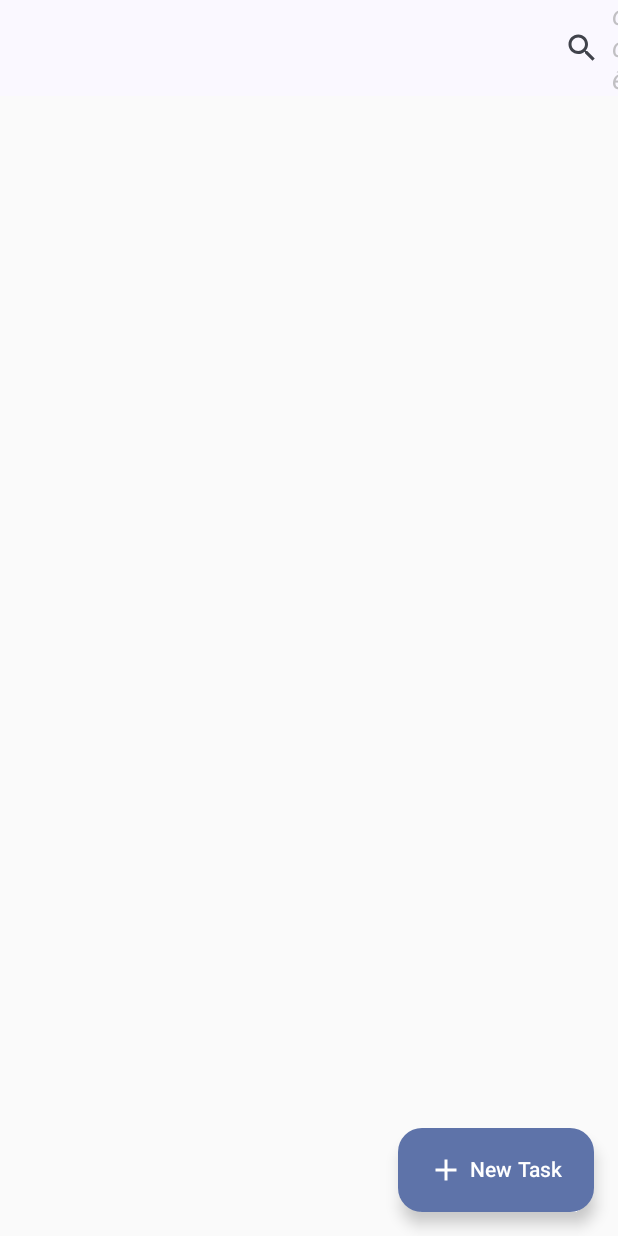
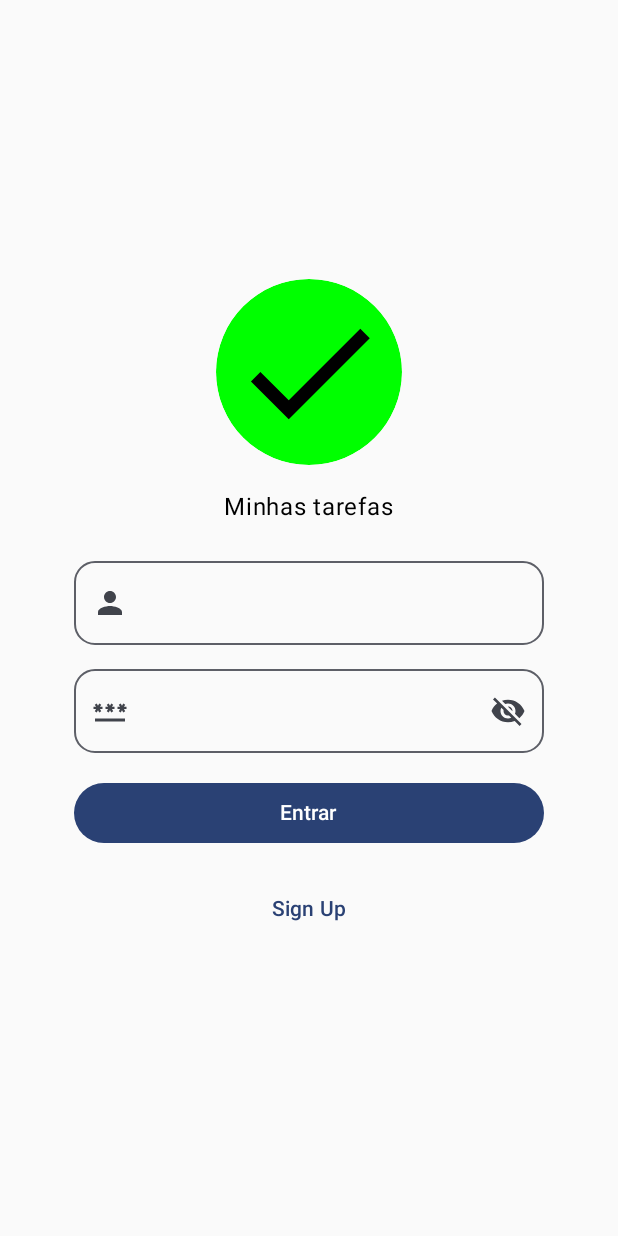
Before and after one commit to alexfelipe/minhas-tarefas, an Android app built with Jetpack Compose: the screen it shows after launch (MainActivity), on a phone screen of 412 x 824 dp. Run offline under Robolectric (Android 15) with nearby library versions, the phone set to English and light mode, and no system bars; our stand-ins replace Room's generated code.

Commit message:
adding auth flow

```diff
--- a/app/build.gradle.kts
+++ b/app/build.gradle.kts
@@ -53,6 +53,7 @@
 }
 
 dependencies {
+    implementation(libs.androidx.material.icons.extended)
     implementation(libs.androidx.room.runtime)
     ksp(libs.androidx.room.compiler)
     implementation(libs.androidx.room.ktx)
--- a/app/src/main/AndroidManifest.xml
+++ b/app/src/main/AndroidManifest.xml
@@ -16,7 +16,8 @@
         <activity
             android:name=".MainActivity"
             android:exported="true"
-            android:theme="@style/Theme.MinhasTarefas">
+            android:theme="@style/Theme.MinhasTarefas"
+            android:windowSoftInputMode="adjustResize|stateAlwaysVisible">
             <intent-filter>
                 <action android:name="android.intent.action.MAIN" />
 
--- a/app/src/main/java/br/com/alexf/minhastarefas/MainActivity.kt
+++ b/app/src/main/java/br/com/alexf/minhastarefas/MainActivity.kt
@@ -1,19 +1,27 @@
 package br.com.alexf.minhastarefas
 
 import android.os.Bundle
+import android.util.Log
 import androidx.activity.ComponentActivity
 import androidx.activity.compose.setContent
-import androidx.navigation.NavHostController
 import androidx.navigation.compose.NavHost
 import androidx.navigation.compose.rememberNavController
-import br.com.alexf.minhastarefas.models.Task
+import br.com.alexf.minhastarefas.ui.navigation.authGraphRoute
+import br.com.alexf.minhastarefas.ui.navigation.authenticationGraph
+import br.com.alexf.minhastarefas.ui.navigation.homeGraph
+import br.com.alexf.minhastarefas.ui.navigation.homeGraphRoute
+import br.com.alexf.minhastarefas.ui.navigation.navigateToAuth
 import br.com.alexf.minhastarefas.ui.navigation.navigateToEditTaskForm
+import br.com.alexf.minhastarefas.ui.navigation.navigateToHomeGraph
 import br.com.alexf.minhastarefas.ui.navigation.navigateToNewTaskForm
-import br.com.alexf.minhastarefas.ui.navigation.taskFormScreen
-import br.com.alexf.minhastarefas.ui.navigation.tasksListScreen
+import br.com.alexf.minhastarefas.ui.navigation.navigateToSignIn
+import br.com.alexf.minhastarefas.ui.navigation.navigateToSignUp
+import br.com.alexf.minhastarefas.ui.navigation.tasksListRoute
 import br.com.alexf.minhastarefas.ui.theme.MinhasTarefasTheme
 import org.koin.androidx.compose.KoinAndroidContext
 import org.koin.core.annotation.KoinExperimentalAPI
+
+var isUserAuthenticated = false
 
 class MainActivity : ComponentActivity() {
     @OptIn(KoinExperimentalAPI::class)
@@ -25,23 +33,36 @@
                 KoinAndroidContext {
                     NavHost(
                         navController = navController,
-                        startDestination = "tasksList"
+                        startDestination = homeGraphRoute
                     ) {
-                        tasksListScreen(
+                        authenticationGraph(
+                            onNavigateToSignIn = {
+                                navController.navigateToSignIn()
+                            },
+                            onNavigateToSignUp = {
+                                navController.navigateToSignUp()
+                            },
+                            onNavigateToHome = {
+                                navController.navigateToHomeGraph()
+                            }
+                        )
+                        homeGraph(
                             onNavigateToNewTaskForm = {
                                 navController.navigateToNewTaskForm()
                             },
                             onNavigateToEditTaskForm = { task ->
                                 navController.navigateToEditTaskForm(task)
+                            },
+                            onNavigateToAuthentication = {
+                                navController.navigateToAuth()
+                            },
+                            onPopBackStack = {
+                                navController.popBackStack()
                             }
                         )
-                        taskFormScreen(onPopBackStack = {
-                            navController.popBackStack()
-                        })
                     }
                 }
             }
         }
     }
-
 }
--- a/app/src/main/java/br/com/alexf/minhastarefas/di/KoinModules.kt
+++ b/app/src/main/java/br/com/alexf/minhastarefas/di/KoinModules.kt
@@ -3,6 +3,9 @@
 import androidx.room.Room
 import br.com.alexf.minhastarefas.database.MinhasTarefasDatabase
 import br.com.alexf.minhastarefas.repositories.TasksRepository
+import br.com.alexf.minhastarefas.repositories.UsersRepository
+import br.com.alexf.minhastarefas.ui.viewmodels.SignInViewModel
+import br.com.alexf.minhastarefas.ui.viewmodels.SignUpViewModel
 import br.com.alexf.minhastarefas.ui.viewmodels.TaskFormViewModel
 import br.com.alexf.minhastarefas.ui.viewmodels.TasksListViewModel
 import org.koin.android.ext.koin.androidContext
@@ -13,10 +16,13 @@
 val appModule = module {
     viewModelOf(::TaskFormViewModel)
     viewModelOf(::TasksListViewModel)
+    viewModelOf(::SignInViewModel)
+    viewModelOf(::SignUpViewModel)
 }
 
 val storageModule = module {
     singleOf(::TasksRepository)
+    singleOf(::UsersRepository)
     single {
         Room.databaseBuilder(
             androidContext(),
--- /dev/null
+++ b/app/src/main/java/br/com/alexf/minhastarefas/repositories/UsersRepository.kt
@@ -0,0 +1,11 @@
+package br.com.alexf.minhastarefas.repositories
+
+import kotlinx.coroutines.flow.flow
+
+class UsersRepository {
+
+    fun authenticate(user: String, password: String): Boolean {
+        return true
+    }
+
+}
--- /dev/null
+++ b/app/src/main/java/br/com/alexf/minhastarefas/ui/navigation/AuthenticationGraphNavigation.kt
@@ -0,0 +1,38 @@
+package br.com.alexf.minhastarefas.ui.navigation
+
+import androidx.navigation.NavController
+import androidx.navigation.NavGraphBuilder
+import androidx.navigation.navOptions
+import androidx.navigation.navigation
+
+const val authGraphRoute = "authentication"
+
+fun NavGraphBuilder.authenticationGraph(
+    onNavigateToSignIn: () -> Unit,
+    onNavigateToSignUp: () -> Unit,
+    onNavigateToHome: () -> Unit
+) {
+    navigation(
+        startDestination = signInRoute,
+        route = authGraphRoute,
+    ) {
+        signInScreen(
+            onNavigateToHome = onNavigateToHome,
+            onNavigateToSignIn = onNavigateToSignUp
+        )
+        signUpScreen(
+            onNavigationToSignIn = onNavigateToSignIn
+        )
+    }
+}
+
+fun NavController.navigateToAuth() {
+    navigate(
+        authGraphRoute,
+        navOptions = navOptions {
+            popUpTo(authGraphRoute) {
+                inclusive = true
+            }
+        }
+    )
+}
--- /dev/null
+++ b/app/src/main/java/br/com/alexf/minhastarefas/ui/navigation/HomeGraphNavigation.kt
@@ -0,0 +1,31 @@
+package br.com.alexf.minhastarefas.ui.navigation
+
+import androidx.navigation.NavGraphBuilder
+import androidx.navigation.NavHostController
+import androidx.navigation.navigation
+import br.com.alexf.minhastarefas.models.Task
+
+const val homeGraphRoute = "home"
+
+fun NavGraphBuilder.homeGraph(
+    onNavigateToNewTaskForm: () -> Unit,
+    onNavigateToEditTaskForm: (Task) -> Unit,
+    onNavigateToAuthentication: () -> Unit,
+    onPopBackStack: () -> Unit
+) {
+    navigation(
+        startDestination = tasksListRoute,
+        route = homeGraphRoute
+    ) {
+        tasksListScreen(
+            onNavigateToNewTaskForm = onNavigateToNewTaskForm,
+            onNavigateToEditTaskForm = onNavigateToEditTaskForm,
+            onNavigateToAuthentication = onNavigateToAuthentication
+        )
+        taskFormScreen(onPopBackStack = onPopBackStack)
+    }
+}
+
+fun NavHostController.navigateToHomeGraph() {
+    navigate(homeGraphRoute)
+}
--- /dev/null
+++ b/app/src/main/java/br/com/alexf/minhastarefas/ui/navigation/SignInNavigation.kt
@@ -0,0 +1,46 @@
+package br.com.alexf.minhastarefas.ui.navigation
+
+import androidx.compose.runtime.LaunchedEffect
+import androidx.compose.runtime.collectAsState
+import androidx.compose.runtime.getValue
+import androidx.navigation.NavGraphBuilder
+import androidx.navigation.NavHostController
+import androidx.navigation.compose.composable
+import br.com.alexf.minhastarefas.isUserAuthenticated
+import br.com.alexf.minhastarefas.ui.screens.SignInScreen
+import br.com.alexf.minhastarefas.ui.viewmodels.SignInViewModel
+import org.koin.androidx.compose.koinViewModel
+
+const val signInRoute: String = "signIn"
+
+fun NavGraphBuilder.signInScreen(
+    onNavigateToHome: () -> Unit,
+    onNavigateToSignIn: () -> Unit
+) {
+    composable(signInRoute) {
+        val viewModel = koinViewModel<SignInViewModel>()
+        val uiState by viewModel.uiState.collectAsState()
+        LaunchedEffect(uiState.isAuthenticated) {
+            isUserAuthenticated = uiState.isAuthenticated
+            if (uiState.isAuthenticated) {
+                onNavigateToHome()
+            }
+        }
+        SignInScreen(
+            uiState = uiState,
+            onSignInClick = {
+                viewModel.authenticate()
+            },
+            onSignUpClick = onNavigateToSignIn
+        )
+    }
+
+}
+
+fun NavHostController.navigateToSignIn() {
+    navigate(signInRoute) {
+        popUpTo(signInRoute) {
+            inclusive = false
+        }
+    }
+}
--- /dev/null
+++ b/app/src/main/java/br/com/alexf/minhastarefas/ui/navigation/SignUpNavigation.kt
@@ -0,0 +1,33 @@
+package br.com.alexf.minhastarefas.ui.navigation
+
+import androidx.compose.runtime.collectAsState
+import androidx.compose.runtime.getValue
+import androidx.navigation.NavGraphBuilder
+import androidx.navigation.NavHostController
+import androidx.navigation.compose.composable
+import br.com.alexf.minhastarefas.ui.screens.SignUpScreen
+import br.com.alexf.minhastarefas.ui.states.SignUpUiState
+import br.com.alexf.minhastarefas.ui.viewmodels.SignUpViewModel
+import org.koin.androidx.compose.koinViewModel
+
+const val signUpRoute = "signUp"
+
+
+fun NavGraphBuilder.signUpScreen(
+    onNavigationToSignIn: () -> Unit
+){
+    composable(signUpRoute){
+        val viewModel = koinViewModel<SignUpViewModel>()
+        val uiState by viewModel.uiState.collectAsState()
+        SignUpScreen(
+            uiState = uiState,
+            onSignUpClick = {
+                onNavigationToSignIn()
+            }
+        )
+    }
+}
+
+fun NavHostController.navigateToSignUp() {
+    navigate(signUpRoute)
+}
--- a/app/src/main/java/br/com/alexf/minhastarefas/ui/navigation/TaskListNavigation.kt
+++ b/app/src/main/java/br/com/alexf/minhastarefas/ui/navigation/TaskListNavigation.kt
@@ -1,9 +1,11 @@
 package br.com.alexf.minhastarefas.ui.navigation
 
+import androidx.compose.runtime.LaunchedEffect
 import androidx.compose.runtime.collectAsState
 import androidx.compose.runtime.getValue
 import androidx.navigation.NavGraphBuilder
 import androidx.navigation.compose.composable
+import br.com.alexf.minhastarefas.isUserAuthenticated
 import br.com.alexf.minhastarefas.models.Task
 import br.com.alexf.minhastarefas.ui.screens.TasksListScreen
 import br.com.alexf.minhastarefas.ui.states.TasksListUiState
@@ -14,16 +16,23 @@
 
 fun NavGraphBuilder.tasksListScreen(
     onNavigateToNewTaskForm: () -> Unit,
-    onNavigateToEditTaskForm: (Task) -> Unit
+    onNavigateToEditTaskForm: (Task) -> Unit,
+    onNavigateToAuthentication: () -> Unit
 ) {
     composable(tasksListRoute) {
         val viewModel = koinViewModel<TasksListViewModel>()
         val uiState by viewModel.uiState
             .collectAsState(TasksListUiState())
-        TasksListScreen(
-            uiState = uiState,
-            onNewTaskClick = onNavigateToNewTaskForm,
-            onTaskClick = onNavigateToEditTaskForm
-        )
+        if(isUserAuthenticated){
+            TasksListScreen(
+                uiState = uiState,
+                onNewTaskClick = onNavigateToNewTaskForm,
+                onTaskClick = onNavigateToEditTaskForm
+            )
+        } else {
+            LaunchedEffect(null) {
+                onNavigateToAuthentication()
+            }
+        }
     }
 }
--- /dev/null
+++ b/app/src/main/java/br/com/alexf/minhastarefas/ui/screens/AuthScreen.kt
@@ -0,0 +1,142 @@
+package br.com.alexf.minhastarefas.ui.screens
+
+import androidx.compose.foundation.background
+import androidx.compose.foundation.clickable
+import androidx.compose.foundation.layout.Arrangement
+import androidx.compose.foundation.layout.Column
+import androidx.compose.foundation.layout.Spacer
+import androidx.compose.foundation.layout.fillMaxSize
+import androidx.compose.foundation.layout.fillMaxWidth
+import androidx.compose.foundation.layout.padding
+import androidx.compose.foundation.layout.size
+import androidx.compose.foundation.rememberScrollState
+import androidx.compose.foundation.shape.CircleShape
+import androidx.compose.foundation.shape.RoundedCornerShape
+import androidx.compose.foundation.verticalScroll
+import androidx.compose.material.icons.Icons
+import androidx.compose.material.icons.filled.Done
+import androidx.compose.material.icons.filled.Password
+import androidx.compose.material.icons.filled.Person
+import androidx.compose.material.icons.filled.Visibility
+import androidx.compose.material.icons.filled.VisibilityOff
+import androidx.compose.material3.Button
+import androidx.compose.material3.Icon
+import androidx.compose.material3.LocalContentColor
+import androidx.compose.material3.OutlinedTextField
+import androidx.compose.material3.Text
+import androidx.compose.material3.TextButton
+import androidx.compose.runtime.Composable
+import androidx.compose.ui.Alignment
+import androidx.compose.ui.Modifier
+import androidx.compose.ui.draw.clip
+import androidx.compose.ui.graphics.Color
+import androidx.compose.ui.text.input.PasswordVisualTransformation
+import androidx.compose.ui.tooling.preview.Preview
+import androidx.compose.ui.unit.dp
+import br.com.alexf.minhastarefas.ui.states.SignInUiState
+import br.com.alexf.minhastarefas.ui.theme.MinhasTarefasTheme
+
+@Composable
+fun SignInScreen(
+    uiState: SignInUiState,
+    modifier: Modifier = Modifier,
+    onSignInClick: () -> Unit,
+    onSignUpClick: () -> Unit,
+) {
+    Column(
+        modifier
+            .fillMaxSize()
+            .verticalScroll(rememberScrollState()),
+        horizontalAlignment = Alignment.CenterHorizontally,
+        verticalArrangement = Arrangement.Center
+    ) {
+        Icon(
+            Icons.Filled.Done,
+            contentDescription = "Ícone minhas tarefas",
+            Modifier
+                .clip(CircleShape)
+                .size(124.dp)
+                .background(Color.Green, CircleShape)
+                .padding(8.dp),
+            tint = LocalContentColor.current
+        )
+        Spacer(modifier = Modifier.size(16.dp))
+        Text(text = "Minhas tarefas")
+        Spacer(modifier = Modifier.size(16.dp))
+        val textFieldModifier = Modifier
+            .fillMaxWidth(0.8f)
+            .padding(8.dp)
+        OutlinedTextField(
+            value = uiState.user,
+            onValueChange = uiState.onUserChange,
+            textFieldModifier,
+            shape = RoundedCornerShape(25),
+            leadingIcon = {
+                Icon(
+                    Icons.Filled.Person,
+                    contentDescription = "ícone de usuário"
+                )
+            }
+        )
+        OutlinedTextField(
+            value = uiState.password,
+            onValueChange = uiState.onPasswordChange,
+            textFieldModifier,
+            shape = RoundedCornerShape(25),
+            leadingIcon = {
+                Icon(
+                    Icons.Filled.Password,
+                    contentDescription = "ícone de usuário"
+                )
+            },
+            trailingIcon = {
+                when (uiState.isShowPassword) {
+                    true -> Icon(
+                        Icons.Filled.Visibility,
+                        contentDescription = "ícone de visível",
+                        Modifier.clickable {
+                            uiState.hidePassword()
+                        }
+                    )
+
+                    else -> Icon(
+                        Icons.Filled.VisibilityOff,
+                        contentDescription = "ícone de não visível",
+                        Modifier.clickable {
+                            uiState.hidePassword()
+                        }
+                    )
+                }
+            },
+            visualTransformation = PasswordVisualTransformation()
+        )
+        Button(
+            onClick = onSignInClick,
+            Modifier
+                .fillMaxWidth(0.8f)
+                .padding(8.dp)
+        ) {
+            Text(text = "Entrar")
+        }
+        TextButton(
+            onClick = onSignUpClick,
+            Modifier
+                .fillMaxWidth(0.8f)
+                .padding(8.dp)
+        ) {
+            Text(text = "Sign Up")
+        }
+    }
+}
+
+@Preview(showBackground = true)
+@Composable
+fun SignInScreenPreview() {
+    MinhasTarefasTheme {
+        SignInScreen(
+            uiState = SignInUiState(),
+            onSignInClick = {},
+            onSignUpClick = {}
+        )
+    }
+}
--- /dev/null
+++ b/app/src/main/java/br/com/alexf/minhastarefas/ui/states/SignInUiState.kt
@@ -0,0 +1,12 @@
+package br.com.alexf.minhastarefas.ui.states
+
+data class SignInUiState(
+    val user: String = "",
+    val password: String = "",
+    val onUserChange: (String) -> Unit = {},
+    val onPasswordChange: (String) -> Unit = {},
+    val isShowPassword: Boolean = false,
+    val showPassword: () -> Unit = {},
+    val hidePassword: () -> Unit = {},
+    val isAuthenticated: Boolean = false,
+)
--- /dev/null
+++ b/app/src/main/java/br/com/alexf/minhastarefas/ui/viewmodels/SignInViewModel.kt
@@ -0,0 +1,48 @@
+package br.com.alexf.minhastarefas.ui.viewmodels
+
+import androidx.lifecycle.ViewModel
+import br.com.alexf.minhastarefas.repositories.UsersRepository
+import br.com.alexf.minhastarefas.ui.states.SignInUiState
+import kotlinx.coroutines.flow.MutableStateFlow
+import kotlinx.coroutines.flow.asStateFlow
+import kotlinx.coroutines.flow.update
+
+class SignInViewModel(
+    private val repository: UsersRepository
+) : ViewModel() {
+
+    private val _uiState = MutableStateFlow(SignInUiState())
+
+    val uiState = _uiState.asStateFlow()
+
+    init {
+        _uiState.update { currentState ->
+            currentState.copy(
+                onUserChange = { user ->
+                    _uiState.update {
+                        it.copy(user = user)
+                    }
+                },
+                onPasswordChange = { password ->
+                    _uiState.update {
+                        it.copy(password = password)
+                    }
+                }
+            )
+        }
+    }
+
+    fun authenticate() {
+        with(_uiState.value) {
+            _uiState.update {
+                it.copy(
+                    isAuthenticated = repository.authenticate(
+                        user,
+                        password
+                    )
+                )
+            }
+        }
+    }
+
+}
--- a/gradle/libs.versions.toml
+++ b/gradle/libs.versions.toml
@@ -9,10 +9,12 @@
 lifecycle-runtime-ktx = "2.6.2"
 activity-compose = "1.8.0"
 compose-bom = "2023.10.01"
+materialIconsExtended = "1.5.4"
 navigation-compose = "2.7.4"
 room = "2.6.0"
 
 [libraries]
+androidx-material-icons-extended = { module = "androidx.compose.material:material-icons-extended", version.ref = "materialIconsExtended" }
 androidx-navigation-compose = { module = "androidx.navigation:navigation-compose", version.ref = "navigation-compose" }
 androidx-room-compiler = { module = "androidx.room:room-compiler", version.ref = "room" }
 androidx-room-ktx = { module = "androidx.room:room-ktx", version.ref = "room" }
```
Also changed, not shown: app/src/main/java/br/com/alexf/minhastarefas/ui/screens/SignUpScreen.kt (added, +99 -0 lines), app/src/main/java/br/com/alexf/minhastarefas/ui/states/SignUpUiState.kt (added, +10 -0 lines), app/src/main/java/br/com/alexf/minhastarefas/ui/viewmodels/SignUpViewModel.kt (added, +36 -0 lines).
